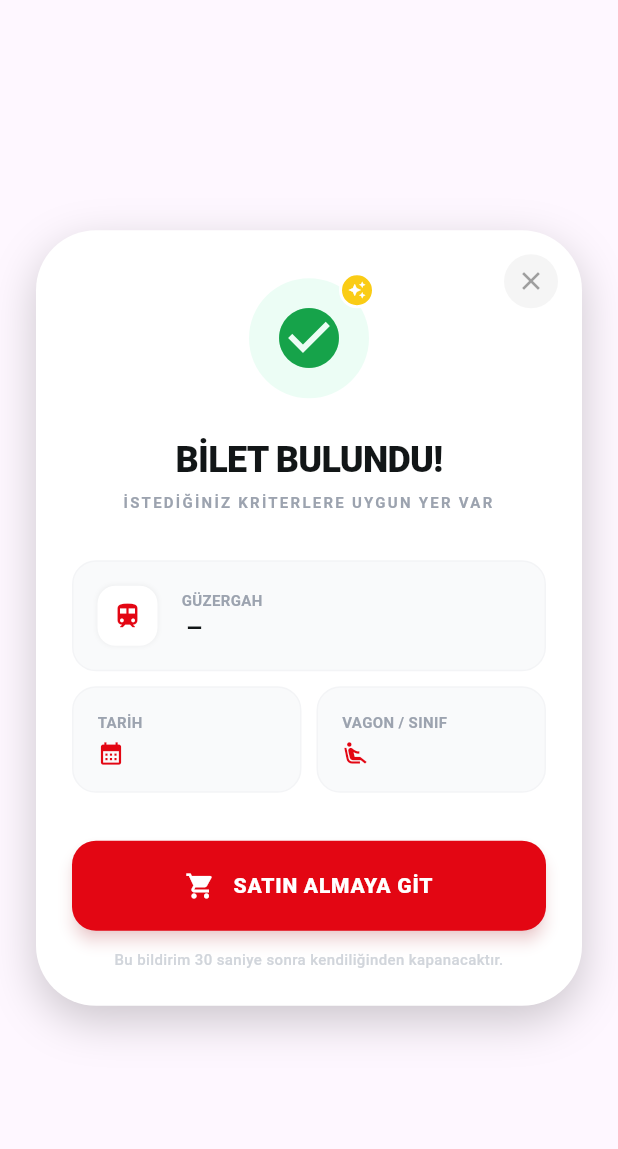
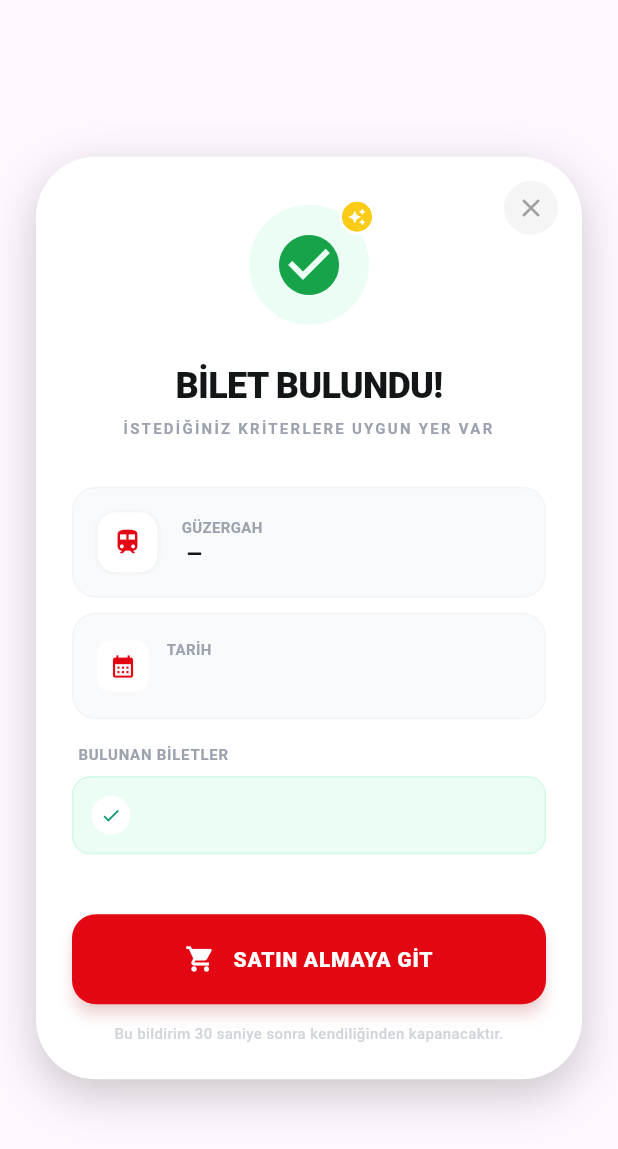
Before and after one commit to weberkan/tcddlistenu, a Flutter app: the TicketFoundDialog widget shown alone on an empty page, opened directly with empty values, on a phone screen of 412 x 824 dp. Shown: the top 1149 px of the screen. Run offline on Flutter 3.47's test engine with Material 3 defaults, Android fonts, the phone set to English and light mode, and no system bars; our stand-ins replace firebase_core, firebase_messaging; accounts and stored records are empty.

Commit message:
feat: UI Polish (Animations, Centered Layout), Docker Support, and Persistence Scripts

```diff
--- a/flutter_app/lib/screens/home_screen.dart
+++ b/flutter_app/lib/screens/home_screen.dart
@@ -11,7 +11,7 @@ class HomeScreen extends StatefulWidget {
   _HomeScreenState createState() => _HomeScreenState();
 }
 
-class _HomeScreenState extends State<HomeScreen> {
+class _HomeScreenState extends State<HomeScreen> with SingleTickerProviderStateMixin {
   // Renk tanımları
   static const Color tcddRed = Color(0xFFE30613);
   static const Color backgroundLight = Color(0xFFF2F4F7);
@@ -29,6 +29,10 @@ class _HomeScreenState extends State<HomeScreen> {
   bool _isWatching = false;
   Timer? _statusCheckTimer;
 
+  // Animation
+  late AnimationController _pulseController;
+  late Animation<double> _pulseAnimation;
+
   // Aktivite takibi
   int _checkCount = 0;
   String _lastCheckTime = '--:--:--';
@@ -37,8 +41,19 @@ class _HomeScreenState extends State<HomeScreen> {
   final ApiService _apiService = ApiService();
 
   @override
+  void initState() {
+    super.initState();
+    _pulseController = AnimationController(
+      duration: const Duration(seconds: 1),
+      vsync: this,
+    )..repeat(reverse: true);
+    _pulseAnimation = Tween<double>(begin: 0.2, end: 1.0).animate(_pulseController);
+  }
+
+  @override
   void dispose() {
     _statusCheckTimer?.cancel();
+    _pulseController.dispose();
     super.dispose();
   }
 
@@ -355,11 +370,43 @@ class _HomeScreenState extends State<HomeScreen> {
               ),
             ],
           ),
-          Container(
+          InkWell(
+            onTap: () {
+              showDialog(
+                context: context,
+                barrierColor: Colors.transparent,
+                builder: (context) {
+                  Future.delayed(const Duration(seconds: 1), () {
+                    if (context.mounted) Navigator.of(context).pop();
+                  });
+                  return Dialog(
+                    backgroundColor: Colors.transparent,
+                    elevation: 0,
+                    insetPadding: EdgeInsets.zero,
+                    child: Center(
+                      child: Container(
+                        padding: const EdgeInsets.symmetric(horizontal: 16, vertical: 8),
+                        decoration: BoxDecoration(
+                          color: Colors.black.withOpacity(0.8),
+                          borderRadius: BorderRadius.circular(20),
+                        ),
+                        child: const Text(
+                          'Yakında!',
+                          style: TextStyle(color: Colors.white, fontSize: 12, fontWeight: FontWeight.bold),
+                        ),
+                      ),
+                    ),
+                  );
+                }
+              );
+            },
+            borderRadius: BorderRadius.circular(18),
+            child: Container(
               width: 36,
               height: 36,
               decoration: BoxDecoration(color: const Color(0xFFF9FAFB), borderRadius: BorderRadius.circular(18)),
               child: const Icon(Icons.settings, color: textGray, size: 20),
+            ),
           ),
         ],
       ),
@@ -385,11 +432,23 @@ class _HomeScreenState extends State<HomeScreen> {
             ),
             child: Row(
               children: [
-                Container(
+                _isWatching
+                ? FadeTransition(
+                    opacity: _pulseAnimation,
+                    child: Container(
                       width: 8,
                       height: 8,
-                  decoration: BoxDecoration(
-                    color: _isWatching ? Colors.green : Colors.grey,
+                      decoration: const BoxDecoration(
+                        color: Colors.green,
+                        shape: BoxShape.circle,
+                      ),
+                    ),
+                  )
+                : Container(
+                    width: 8,
+                    height: 8,
+                    decoration: const BoxDecoration(
+                      color: Colors.grey,
                       shape: BoxShape.circle,
                     ),
                   ),
@@ -578,21 +637,28 @@ class _HomeScreenState extends State<HomeScreen> {
       children: [
         const Text('VAGON TERCİHİ', style: TextStyle(color: textGray, fontSize: 10, fontWeight: FontWeight.bold, letterSpacing: 0.5)),
         const SizedBox(height: 12),
-        Wrap(
+        Container(
+          width: double.infinity,
+          child: Wrap(
+            alignment: WrapAlignment.center,
             spacing: 8,
             runSpacing: 8,
-          // 'ALL' yerine 'TÜMÜ' kullanılıyor, backend'e gönderirken dönüştürülüyor
-          children: ['EKONOMİ', 'BUSINESS', 'YATAKLI', 'TÜMÜ'].map((type) => _buildWagonCard(type)).toList(),
+            children: ['EKONOMİ', 'BUSINESS', 'YATAKLI', 'LOCA'].map((type) => _buildWagonCard(type)).toList(),
           ),
+        ),
+        const SizedBox(height: 8),
+        _buildWagonCard('TÜMÜ', isFullWidth: true),
       ],
     );
   }
 
-  Widget _buildWagonCard(String type) {
+  Widget _buildWagonCard(String type, {bool isFullWidth = false}) {
     bool isSelected = _selectedWagonType == type;
     return GestureDetector(
       onTap: _isWatching ? null : () => setState(() => _selectedWagonType = type),
       child: Container(
+        width: isFullWidth ? double.infinity : null,
+        alignment: isFullWidth ? Alignment.center : null,
         padding: const EdgeInsets.symmetric(horizontal: 16, vertical: 12),
         decoration: BoxDecoration(
           color: isSelected ? backgroundLight : const Color(0xFFF9FAFB),
@@ -924,65 +990,107 @@ class _TicketFoundDialogState extends State<TicketFoundDialog> {
                   ),
                   const SizedBox(height: 10),
 
-                  // Grid: Tarih & Vagon
-                  Row(
-                    children: [
-                      Expanded(
-                        child: Container(
+                  // Date Card (Full Width)
+                  Container(
+                    width: double.infinity,
                     padding: const EdgeInsets.all(16),
                     decoration: BoxDecoration(
                       color: const Color(0xFFF9FAFB),
                       borderRadius: BorderRadius.circular(16),
                       border: Border.all(color: const Color(0xFFF3F4F6)),
                     ),
+                    child: Row(
+                      children: [
+                        Container(
+                           padding: const EdgeInsets.all(8),
+                           decoration: BoxDecoration(
+                             color: Colors.white,
+                             borderRadius: BorderRadius.circular(8),
+                           ),
+                           child: const Icon(Icons.calendar_month, color: Color(0xFFE30613), size: 18),
+                        ),
+                        const SizedBox(width: 12),
+                        Expanded(
                           child: Column(
                             crossAxisAlignment: CrossAxisAlignment.start,
                             children: [
                               const Text('TARİH', style: TextStyle(color: Color(0xFF9CA3AF), fontSize: 10, fontWeight: FontWeight.bold)),
-                              const SizedBox(height: 4),
-                              Row(
-                                children: [
-                                  const Icon(Icons.calendar_month, color: Color(0xFFE30613), size: 18),
-                                  const SizedBox(width: 6),
-                                  Expanded(child: Text(widget.date, style: const TextStyle(color: Color(0xFF121617), fontSize: 13, fontWeight: FontWeight.w800), overflow: TextOverflow.ellipsis)),
+                              const SizedBox(height: 2),
+                              Text(widget.date, style: const TextStyle(color: Color(0xFF121617), fontSize: 14, fontWeight: FontWeight.w800)),
                             ],
                           ),
+                        )
                       ],
                     ),
                   ),
-                      ),
-                      const SizedBox(width: 10),
-                      Expanded(
-                        child: Container(
-                          padding: const EdgeInsets.all(16),
-                          decoration: BoxDecoration(
-                            color: const Color(0xFFF9FAFB),
-                            borderRadius: BorderRadius.circular(16),
-                            border: Border.all(color: const Color(0xFFF3F4F6)),
-                          ),
+                  const SizedBox(height: 16),
+
+                  // Found Wagons List Section
+                  Container(
+                    width: double.infinity,
                     child: Column(
                       crossAxisAlignment: CrossAxisAlignment.start,
                       children: [
-                              const Text('VAGON / SINIF', style: TextStyle(color: Color(0xFF9CA3AF), fontSize: 10, fontWeight: FontWeight.bold)),
-                              const SizedBox(height: 4),
-                              Row(
+                         const Padding(
+                           padding: EdgeInsets.only(left: 4, bottom: 8),
+                           child: Text('BULUNAN BİLETLER', style: TextStyle(color: Color(0xFF9CA3AF), fontSize: 10, fontWeight: FontWeight.bold, letterSpacing: 0.5)),
+                         ),
+                         ...widget.wagonType.split(', ').map((wagonInfo) {
+                            // wagonInfo format: "EKONOMİ - 150 TL" or "LOCA"
+                            String name = wagonInfo;
+                            String price = '';
+                            if (wagonInfo.contains(' - ')) {
+                               final parts = wagonInfo.split(' - ');
+                               name = parts[0];
+                               price = parts.length > 1 ? parts[1] : '';
+                            } else if (wagonInfo == 'ALL' || wagonInfo == 'TÜMÜ') {
+                               name = 'Tümü';
+                            }
+
+                            return Container(
+                              margin: const EdgeInsets.only(bottom: 8),
+                              padding: const EdgeInsets.all(12),
+                              decoration: BoxDecoration(
+                                color: const Color(0xFFECFDF5), // Green-50
+                                borderRadius: BorderRadius.circular(12),
+                                border: Border.all(color: const Color(0xFFD1FAE5)), // Green-100
+                              ),
+                              child: Row(
                                 children: [
-                                  const Icon(Icons.airline_seat_recline_extra, color: Color(0xFFE30613), size: 18),
-                                  const SizedBox(width: 6),
+                                  Container(
+                                    padding: const EdgeInsets.all(6),
+                                    decoration: const BoxDecoration(
+                                      color: Colors.white,
+                                      shape: BoxShape.circle,
+                                    ),
+                                    child: const Icon(Icons.check, color: Color(0xFF059669), size: 14), // Green-600
+                                  ),
+                                  const SizedBox(width: 12),
                                   Expanded(
                                     child: Text(
-                                      widget.wagonType == 'ALL' ? 'Tümü' : (widget.wagonType == 'TÜMÜ' ? 'Tümü' : widget.wagonType),
-                                      style: const TextStyle(color: Color(0xFF121617), fontSize: 13, fontWeight: FontWeight.w800),
-                                      overflow: TextOverflow.ellipsis,
+                                      name,
+                                      style: const TextStyle(color: Color(0xFF064E3B), fontSize: 13, fontWeight: FontWeight.w800), // Green-900
+                                    ),
+                                  ),
+                                  if (price.isNotEmpty)
+                                    Container(
+                                      padding: const EdgeInsets.symmetric(horizontal: 8, vertical: 4),
+                                      decoration: BoxDecoration(
+                                        color: Colors.white,
+                                        borderRadius: BorderRadius.circular(20),
+                                        border: Border.all(color: const Color(0xFF059669).withOpacity(0.2)),
+                                      ),
+                                      child: Text(
+                                        price,
+                                        style: const TextStyle(color: Color(0xFF059669), fontSize: 11, fontWeight: FontWeight.bold),
                                       ),
                                     ),
                                 ],
                               ),
+                            );
+                         }).toList(),
                       ],
                     ),
-                        ),
-                      ),
-                    ],
                   ),
                   const SizedBox(height: 32),
 
```
Also changed, not shown: 3 other files. Lines whose indentation alone changed are shown as unchanged.
